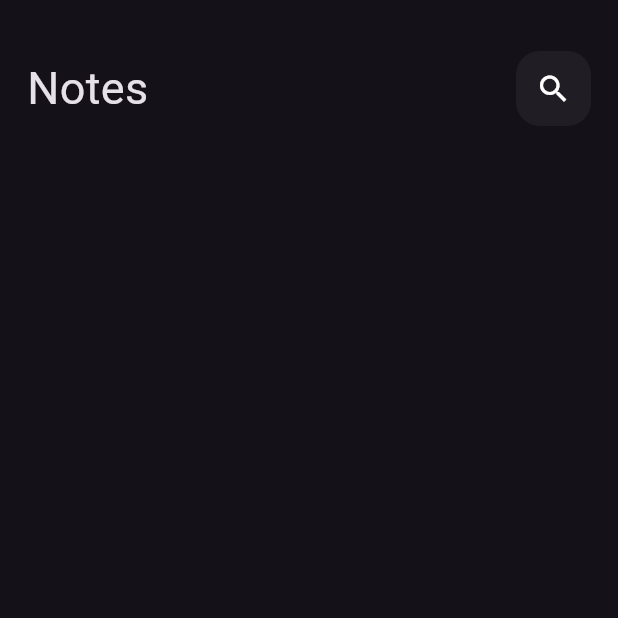
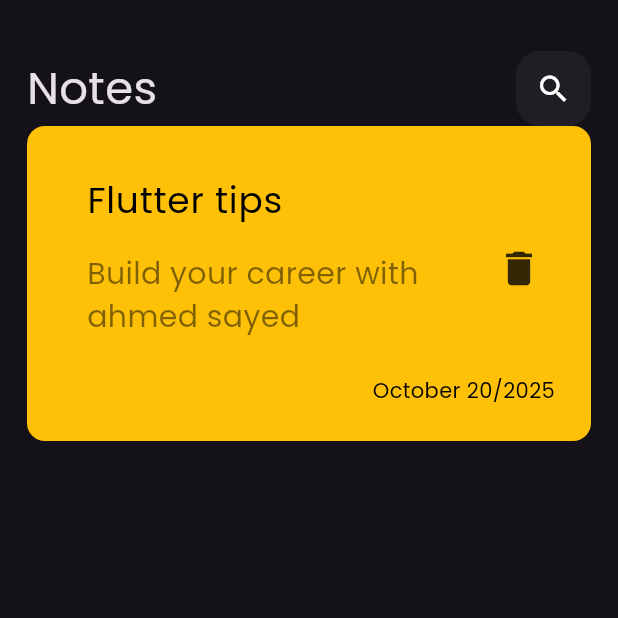
Before and after one commit to ahmedsaid50-asr/Notes_app, a Flutter app: the screen it shows after launch, on a phone screen of 412 x 824 dp, the top half of it. Run offline on Flutter 3.47's test engine with Material 3 defaults, Android fonts, the phone set to English and light mode, and no system bars.

Commit message:
add font and create note item

```diff
--- a/lib/main.dart
+++ b/lib/main.dart
@@ -12,7 +12,7 @@ class MyApp extends StatelessWidget {
   Widget build(BuildContext context) {
     return MaterialApp(
       debugShowCheckedModeBanner: false,
-      theme: ThemeData.dark(),
+      theme: ThemeData(brightness: Brightness.dark, fontFamily: 'Poppins'),
       home: const NotesView(),
     );
   }
--- a/lib/views/notes_view.dart
+++ b/lib/views/notes_view.dart
@@ -1,5 +1,6 @@
 import 'package:flutter/material.dart';
 import 'package:notes_app/views/widegts/customize_appbar.dart';
+import 'package:notes_app/views/widegts/note_item.dart';
 
 class NotesView extends StatelessWidget {
   const NotesView({Key? key}) : super(key: key);
@@ -9,7 +10,7 @@ class NotesView extends StatelessWidget {
       body: Container(
         padding: EdgeInsets.symmetric(vertical: 24, horizontal: 8),
         margin: EdgeInsets.all(10),
-        child: Column(children: [CustomizeAppBar()]),
+        child: Column(children: [CustomizeAppBar(), NoteItem()]),
       ),
     );
   }
--- a/lib/views/widegts/customize_appbar.dart
+++ b/lib/views/widegts/customize_appbar.dart
@@ -1,5 +1,5 @@
 import 'package:flutter/material.dart';
-import 'package:notes_app/views/icons/customize_search_icon.dart';
+import 'package:notes_app/views/widegts/customize_search_icon.dart';
 
 class CustomizeAppBar extends StatelessWidget {
   @override
--- a/lib/views/icons/customize_search_icon.dart
+++ b/lib/views/widegts/customize_search_icon.dart
@@ -10,7 +10,7 @@ class CustomizeSearchIcon extends StatelessWidget {
         color: Colors.white.withValues(alpha: .05),
         borderRadius: BorderRadius.circular(16),
       ),
-      child: Icon(Icons.search, color: Colors.white),
+      child: Icon(Icons.search,),
     );
   }
 }
--- /dev/null
+++ b/lib/views/widegts/note_item.dart
@@ -0,0 +1,51 @@
+import 'package:flutter/material.dart';
+
+class NoteItem extends StatelessWidget {
+  @override
+  Widget build(BuildContext context) {
+    return Container(
+      padding: EdgeInsets.only(top: 24, left: 24, bottom: 24),
+      decoration: BoxDecoration(
+        color: Colors.amber,
+        borderRadius: BorderRadius.circular(12),
+      ),
+      child: Column(
+        mainAxisAlignment: MainAxisAlignment.spaceBetween,
+        crossAxisAlignment: CrossAxisAlignment.end,
+        children: [
+          ListTile(
+            title: Text(
+              "Flutter tips",
+              style: TextStyle(fontSize: 24, color: Colors.black),
+            ),
+            subtitle: Padding(
+              padding: const EdgeInsets.only(bottom: 16, top: 16),
+              child: Text(
+                "Build your career with ahmed sayed",
+                style: TextStyle(
+                  fontSize: 20,
+                  color: Colors.black.withValues(alpha: 0.5),
+                ),
+              ),
+            ),
+            trailing: IconButton(
+              onPressed: () {},
+              icon: Icon(
+                Icons.delete,
+                size: 30,
+                color: Colors.black.withValues(alpha: 0.8),
+              ),
+            ),
+          ),
+          Padding(
+            padding: const EdgeInsets.only(right: 24),
+            child: Text(
+              "October 20/2025",
+              style: TextStyle(color: Colors.black),
+            ),
+          ),
+        ],
+      ),
+    );
+  }
+}
```
Also changed, not shown: pubspec.yaml (+5 -11 lines), assets/font/Poppins-Regular.ttf (added), 8 other files.
